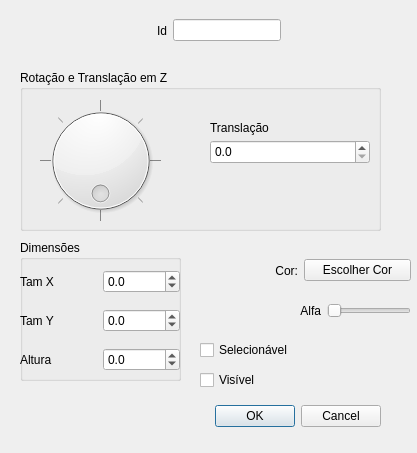
Before: the Qt Designer form ifg/qt/ui/forma.ui in matferib/tabuleiro-virtual, drawn with Qt 5.
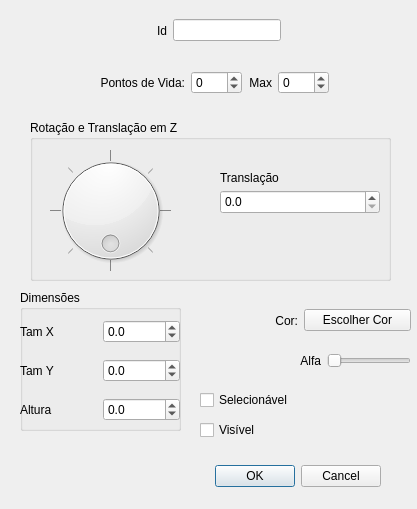
After: the same form once the commit is applied.

Commit message: versao com translacao em Z para entidades e hit points para formas

The edit to the form file:
```diff
--- a/ifg/qt/ui/forma.ui
+++ b/ifg/qt/ui/forma.ui
@@ -7,7 +7,7 @@
     <x>0</x>
     <y>0</y>
     <width>417</width>
-    <height>453</height>
+    <height>509</height>
    </rect>
   </property>
   <property name="windowTitle">
@@ -43,7 +43,7 @@
    <property name="geometry">
     <rect>
      <x>40</x>
-     <y>400</y>
+     <y>460</y>
      <width>341</width>
      <height>32</height>
     </rect>
@@ -59,7 +59,7 @@
    <property name="geometry">
     <rect>
      <x>190</x>
-     <y>250</y>
+     <y>300</y>
      <width>221</width>
      <height>41</height>
     </rect>
@@ -98,7 +98,7 @@
    <property name="geometry">
     <rect>
      <x>20</x>
-     <y>240</y>
+     <y>290</y>
      <width>161</width>
      <height>141</height>
     </rect>
@@ -203,8 +203,8 @@
   <widget class="QGroupBox" name="groupBox_2">
    <property name="geometry">
     <rect>
-     <x>20</x>
-     <y>70</y>
+     <x>30</x>
+     <y>120</y>
      <width>361</width>
      <height>161</height>
     </rect>
@@ -292,7 +292,7 @@
    <property name="geometry">
     <rect>
      <x>200</x>
-     <y>340</y>
+     <y>390</y>
      <width>177</width>
      <height>20</height>
     </rect>
@@ -308,7 +308,7 @@
    <property name="geometry">
     <rect>
      <x>200</x>
-     <y>370</y>
+     <y>420</y>
      <width>201</width>
      <height>20</height>
     </rect>
@@ -327,7 +327,7 @@
    <property name="geometry">
     <rect>
      <x>190</x>
-     <y>290</y>
+     <y>340</y>
      <width>221</width>
      <height>41</height>
     </rect>
@@ -369,6 +369,70 @@
     </item>
    </layout>
   </widget>
+  <widget class="QWidget" name="layoutWidget">
+   <property name="geometry">
+    <rect>
+     <x>100</x>
+     <y>70</y>
+     <width>229</width>
+     <height>26</height>
+    </rect>
+   </property>
+   <layout class="QHBoxLayout" name="horizontalLayout_13">
+    <item>
+     <widget class="QLabel" name="label_8">
+      <property name="sizePolicy">
+       <sizepolicy hsizetype="Preferred" vsizetype="Preferred">
+        <horstretch>0</horstretch>
+        <verstretch>0</verstretch>
+       </sizepolicy>
+      </property>
+      <property name="text">
+       <string>Pontos de Vida:</string>
+      </property>
+      <property name="alignment">
+       <set>Qt::AlignRight|Qt::AlignTrailing|Qt::AlignVCenter</set>
+      </property>
+     </widget>
+    </item>
+    <item>
+     <widget class="QSpinBox" name="spin_pontos_vida">
+      <property name="minimum">
+       <number>-100</number>
+      </property>
+      <property name="maximum">
+       <number>999</number>
+      </property>
+     </widget>
+    </item>
+    <item>
+     <widget class="QLabel" name="label_10">
+      <property name="sizePolicy">
+       <sizepolicy hsizetype="Preferred" vsizetype="Preferred">
+        <horstretch>0</horstretch>
+        <verstretch>0</verstretch>
+       </sizepolicy>
+      </property>
+      <property name="text">
+       <string>Max</string>
+      </property>
+      <property name="alignment">
+       <set>Qt::AlignRight|Qt::AlignTrailing|Qt::AlignVCenter</set>
+      </property>
+     </widget>
+    </item>
+    <item>
+     <widget class="QSpinBox" name="spin_max_pontos_vida">
+      <property name="minimum">
+       <number>-100</number>
+      </property>
+      <property name="maximum">
+       <number>999</number>
+      </property>
+     </widget>
+    </item>
+   </layout>
+  </widget>
  </widget>
  <resources/>
  <connections>
```
The commit also changes 9 other files.
